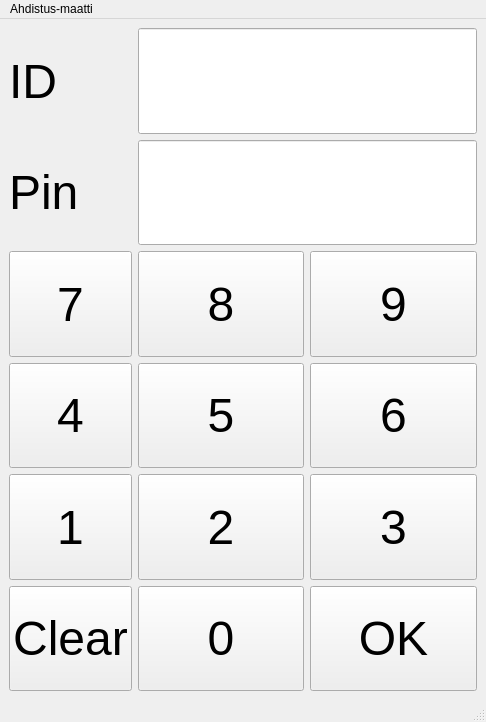
The window that bankautomat/mainwindow.ui (tvt21kmo-bank-project/group_3) describes before a commit, drawn with Qt 5.
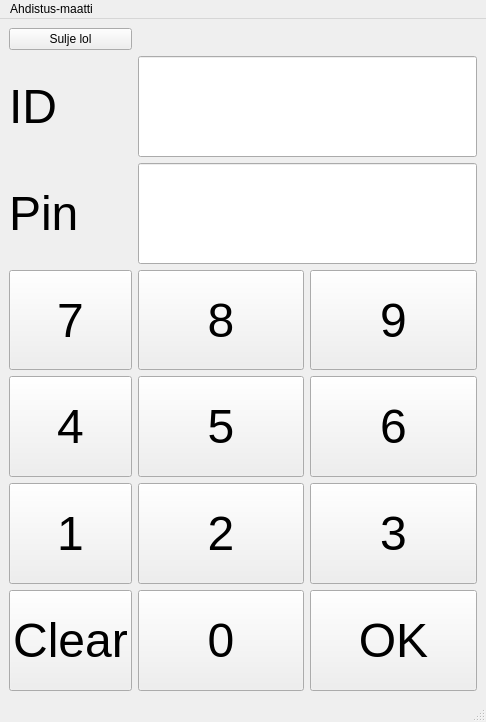
The same window after the commit.

```diff
--- a/bankautomat/mainwindow.ui
+++ b/bankautomat/mainwindow.ui
@@ -27,92 +27,6 @@
   <widget class="QWidget" name="centralwidget">
    <layout class="QGridLayout" name="gridLayout">
     <item row="3" column="0">
-     <widget class="QPushButton" name="btn7">
-      <property name="sizePolicy">
-       <sizepolicy hsizetype="Preferred" vsizetype="Preferred">
-        <horstretch>0</horstretch>
-        <verstretch>0</verstretch>
-       </sizepolicy>
-      </property>
-      <property name="font">
-       <font>
-        <pointsize>36</pointsize>
-       </font>
-      </property>
-      <property name="styleSheet">
-       <string notr="true">QPushButton {
-
-  background-color:  #C0C0C0;
-    border-style: outset;
-    border-width: 2px;
-    border-radius: 10px;
-    border-color: beige;
-    min-width: 10em;
-    padding: 6px;
-	color: black;
-}♣
-
-QPushButton:pressed {
-
-  background-color: #808080;
-    border-style: outset;
-    border-width: 2px;
-    border-radius: 10px;
-    border-color: beige;
-    min-width: 10em;
-    padding: 6px;
-	color: black;
-}♣</string>
-      </property>
-      <property name="text">
-       <string>7</string>
-      </property>
-     </widget>
-    </item>
-    <item row="3" column="2">
-     <widget class="QPushButton" name="btn9">
-      <property name="sizePolicy">
-       <sizepolicy hsizetype="Preferred" vsizetype="Preferred">
-        <horstretch>0</horstretch>
-        <verstretch>0</verstretch>
-       </sizepolicy>
-      </property>
-      <property name="font">
-       <font>
-        <pointsize>36</pointsize>
-       </font>
-      </property>
-      <property name="styleSheet">
-       <string notr="true">QPushButton {
-
-  background-color:  #C0C0C0;
-    border-style: outset;
-    border-width: 2px;
-    border-radius: 10px;
-    border-color: beige;
-    min-width: 10em;
-    padding: 6px;
-	color: black;
-}♣
-
-QPushButton:pressed {
-
-  background-color: #808080;
-    border-style: outset;
-    border-width: 2px;
-    border-radius: 10px;
-    border-color: beige;
-    min-width: 10em;
-    padding: 6px;
-	color: black;
-}♣</string>
-      </property>
-      <property name="text">
-       <string>9</string>
-      </property>
-     </widget>
-    </item>
-    <item row="2" column="0">
      <widget class="QLabel" name="label_2">
       <property name="font">
        <font>
@@ -124,149 +38,8 @@
       </property>
      </widget>
     </item>
-    <item row="4" column="1">
-     <widget class="QPushButton" name="btn5">
-      <property name="sizePolicy">
-       <sizepolicy hsizetype="Preferred" vsizetype="Preferred">
-        <horstretch>0</horstretch>
-        <verstretch>0</verstretch>
-       </sizepolicy>
-      </property>
-      <property name="font">
-       <font>
-        <pointsize>36</pointsize>
-       </font>
-      </property>
-      <property name="styleSheet">
-       <string notr="true">QPushButton {
-
-  background-color:  #C0C0C0;
-    border-style: outset;
-    border-width: 2px;
-    border-radius: 10px;
-    border-color: beige;
-    min-width: 10em;
-    padding: 6px;
-	color: black;
-}♣
-
-QPushButton:pressed {
-
-  background-color: #808080;
-    border-style: outset;
-    border-width: 2px;
-    border-radius: 10px;
-    border-color: beige;
-    min-width: 10em;
-    padding: 6px;
-	color: black;
-}♣</string>
-      </property>
-      <property name="text">
-       <string>5</string>
-      </property>
-     </widget>
-    </item>
-    <item row="4" column="0">
-     <widget class="QPushButton" name="btn4">
-      <property name="sizePolicy">
-       <sizepolicy hsizetype="Preferred" vsizetype="Preferred">
-        <horstretch>0</horstretch>
-        <verstretch>0</verstretch>
-       </sizepolicy>
-      </property>
-      <property name="font">
-       <font>
-        <pointsize>36</pointsize>
-       </font>
-      </property>
-      <property name="styleSheet">
-       <string notr="true">QPushButton {
-
-  background-color:  #C0C0C0;
-    border-style: outset;
-    border-width: 2px;
-    border-radius: 10px;
-    border-color: beige;
-    min-width: 10em;
-    padding: 6px;
-	color: black;
-}♣
-
-QPushButton:pressed {
-
-  background-color: #808080;
-    border-style: outset;
-    border-width: 2px;
-    border-radius: 10px;
-    border-color: beige;
-    min-width: 10em;
-    padding: 6px;
-	color: black;
-}♣</string>
-      </property>
-      <property name="text">
-       <string>4</string>
-      </property>
-     </widget>
-    </item>
-    <item row="0" column="0">
-     <widget class="QLabel" name="label">
-      <property name="font">
-       <font>
-        <pointsize>36</pointsize>
-       </font>
-      </property>
-      <property name="text">
-       <string>ID</string>
-      </property>
-     </widget>
-    </item>
-    <item row="3" column="1">
-     <widget class="QPushButton" name="btn8">
-      <property name="sizePolicy">
-       <sizepolicy hsizetype="Preferred" vsizetype="Preferred">
-        <horstretch>0</horstretch>
-        <verstretch>0</verstretch>
-       </sizepolicy>
-      </property>
-      <property name="font">
-       <font>
-        <pointsize>36</pointsize>
-       </font>
-      </property>
-      <property name="styleSheet">
-       <string notr="true">QPushButton {
-
-  background-color:  #C0C0C0;
-    border-style: outset;
-    border-width: 2px;
-    border-radius: 10px;
-    border-color: beige;
-    min-width: 10em;
-    padding: 6px;
-	color: black;
-}♣
-
-QPushButton:pressed {
-
-  background-color: #808080;
-    border-style: outset;
-    border-width: 2px;
-    border-radius: 10px;
-    border-color: beige;
-    min-width: 10em;
-    padding: 6px;
-	color: black;
-}♣</string>
-      </property>
-      <property name="text">
-       <string>8</string>
-      </property>
-     </widget>
-    </item>
     <item row="4" column="2">
-     <widget class="QPushButton" name="btn6">
+     <widget class="QPushButton" name="btn9">
       <property name="sizePolicy">
        <sizepolicy hsizetype="Preferred" vsizetype="Preferred">
         <horstretch>0</horstretch>
@@ -304,54 +77,11 @@
 }♣</string>
       </property>
       <property name="text">
-       <string>6</string>
+       <string>9</string>
       </property>
      </widget>
     </item>
-    <item row="5" column="1">
-     <widget class="QPushButton" name="btn2">
-      <property name="sizePolicy">
-       <sizepolicy hsizetype="Preferred" vsizetype="Preferred">
-        <horstretch>0</horstretch>
-        <verstretch>0</verstretch>
-       </sizepolicy>
-      </property>
-      <property name="font">
-       <font>
-        <pointsize>36</pointsize>
-       </font>
-      </property>
-      <property name="styleSheet">
-       <string notr="true">QPushButton {
-
-  background-color:  #C0C0C0;
-    border-style: outset;
-    border-width: 2px;
-    border-radius: 10px;
-    border-color: beige;
-    min-width: 10em;
-    padding: 6px;
-	color: black;
-}♣
-
-QPushButton:pressed {
-
-  background-color: #808080;
-    border-style: outset;
-    border-width: 2px;
-    border-radius: 10px;
-    border-color: beige;
-    min-width: 10em;
-    padding: 6px;
-	color: black;
-}♣</string>
-      </property>
-      <property name="text">
-       <string>2</string>
-      </property>
-     </widget>
-    </item>
-    <item row="5" column="0">
+    <item row="6" column="0">
      <widget class="QPushButton" name="btn1">
       <property name="sizePolicy">
        <sizepolicy hsizetype="Preferred" vsizetype="Preferred">
@@ -394,93 +124,7 @@
       </property>
      </widget>
     </item>
-    <item row="6" column="1">
-     <widget class="QPushButton" name="btn0">
-      <property name="sizePolicy">
-       <sizepolicy hsizetype="Preferred" vsizetype="Preferred">
-        <horstretch>0</horstretch>
-        <verstretch>0</verstretch>
-       </sizepolicy>
-      </property>
-      <property name="font">
-       <font>
-        <pointsize>36</pointsize>
-       </font>
-      </property>
-      <property name="styleSheet">
-       <string notr="true">QPushButton {
-
-  background-color:  #C0C0C0;
-    border-style: outset;
-    border-width: 2px;
-    border-radius: 10px;
-    border-color: beige;
-    min-width: 10em;
-    padding: 6px;
-	color: black;
-}♣
-
-QPushButton:pressed {
-
-  background-color: #808080;
-    border-style: outset;
-    border-width: 2px;
-    border-radius: 10px;
-    border-color: beige;
-    min-width: 10em;
-    padding: 6px;
-	color: black;
-}♣</string>
-      </property>
-      <property name="text">
-       <string>0</string>
-      </property>
-     </widget>
-    </item>
-    <item row="5" column="2">
-     <widget class="QPushButton" name="btn3">
-      <property name="sizePolicy">
-       <sizepolicy hsizetype="Preferred" vsizetype="Preferred">
-        <horstretch>0</horstretch>
-        <verstretch>0</verstretch>
-       </sizepolicy>
-      </property>
-      <property name="font">
-       <font>
-        <pointsize>36</pointsize>
-       </font>
-      </property>
-      <property name="styleSheet">
-       <string notr="true">QPushButton {
-
-  background-color:  #C0C0C0;
-    border-style: outset;
-    border-width: 2px;
-    border-radius: 10px;
-    border-color: beige;
-    min-width: 10em;
-    padding: 6px;
-	color: black;
-}♣
-
-QPushButton:pressed {
-
-  background-color: #808080;
-    border-style: outset;
-    border-width: 2px;
-    border-radius: 10px;
-    border-color: beige;
-    min-width: 10em;
-    padding: 6px;
-	color: black;
-}♣</string>
-      </property>
-      <property name="text">
-       <string>3</string>
-      </property>
-     </widget>
-    </item>
-    <item row="6" column="2">
+    <item row="7" column="2">
      <widget class="QPushButton" name="btnOK">
       <property name="sizePolicy">
        <sizepolicy hsizetype="Preferred" vsizetype="Preferred">
@@ -523,8 +167,8 @@
       </property>
      </widget>
     </item>
-    <item row="2" column="1" colspan="2">
-     <widget class="QLineEdit" name="Display2">
+    <item row="4" column="0">
+     <widget class="QPushButton" name="btn7">
       <property name="sizePolicy">
        <sizepolicy hsizetype="Preferred" vsizetype="Preferred">
         <horstretch>0</horstretch>
@@ -537,10 +181,9 @@
        </font>
       </property>
       <property name="styleSheet">
-       <string notr="true">QLineEdit
-{
+       <string notr="true">QPushButton {
 
-  background-color:   	#FFFFFF;
+  background-color:  #C0C0C0;
     border-style: outset;
     border-width: 2px;
     border-radius: 10px;
@@ -548,17 +191,69 @@
     min-width: 10em;
     padding: 6px;
 	color: black;
+}♣
+
+QPushButton:pressed {
+
+  background-color: #808080;
+    border-style: outset;
+    border-width: 2px;
+    border-radius: 10px;
+    border-color: beige;
+    min-width: 10em;
+    padding: 6px;
+	color: black;
 }♣</string>
       </property>
-      <property name="maxLength">
-       <number>4</number>
+      <property name="text">
+       <string>7</string>
       </property>
-      <property name="echoMode">
-       <enum>QLineEdit::Password</enum>
+     </widget>
+    </item>
+    <item row="4" column="1">
+     <widget class="QPushButton" name="btn8">
+      <property name="sizePolicy">
+       <sizepolicy hsizetype="Preferred" vsizetype="Preferred">
+        <horstretch>0</horstretch>
+        <verstretch>0</verstretch>
+       </sizepolicy>
       </property>
+      <property name="font">
+       <font>
+        <pointsize>36</pointsize>
+       </font>
+      </property>
+      <property name="styleSheet">
+       <string notr="true">QPushButton {
+
+  background-color:  #C0C0C0;
+    border-style: outset;
+    border-width: 2px;
+    border-radius: 10px;
+    border-color: beige;
+    min-width: 10em;
+    padding: 6px;
+	color: black;
+}♣
+
+QPushButton:pressed {
+
+  background-color: #808080;
+    border-style: outset;
+    border-width: 2px;
+    border-radius: 10px;
+    border-color: beige;
+    min-width: 10em;
+    padding: 6px;
+	color: black;
+}♣</string>
+      </property>
+      <property name="text">
+       <string>8</string>
+      </property>
      </widget>
     </item>
-    <item row="0" column="1" colspan="2">
+    <item row="1" column="1" colspan="2">
      <widget class="QLineEdit" name="Display1">
       <property name="sizePolicy">
        <sizepolicy hsizetype="Preferred" vsizetype="Preferred">
@@ -568,7 +263,7 @@
       </property>
       <property name="font">
        <font>
-        <pointsize>36</pointsize>
+        <pointsize>48</pointsize>
        </font>
       </property>
       <property name="styleSheet">
@@ -590,7 +285,7 @@
       </property>
      </widget>
     </item>
-    <item row="6" column="0">
+    <item row="7" column="0">
      <widget class="QPushButton" name="pushButton">
       <property name="sizePolicy">
        <sizepolicy hsizetype="Minimum" vsizetype="Preferred">
@@ -633,6 +328,318 @@
       </property>
      </widget>
     </item>
+    <item row="6" column="2">
+     <widget class="QPushButton" name="btn3">
+      <property name="sizePolicy">
+       <sizepolicy hsizetype="Preferred" vsizetype="Preferred">
+        <horstretch>0</horstretch>
+        <verstretch>0</verstretch>
+       </sizepolicy>
+      </property>
+      <property name="font">
+       <font>
+        <pointsize>36</pointsize>
+       </font>
+      </property>
+      <property name="styleSheet">
+       <string notr="true">QPushButton {
+
+  background-color:  #C0C0C0;
+    border-style: outset;
+    border-width: 2px;
+    border-radius: 10px;
+    border-color: beige;
+    min-width: 10em;
+    padding: 6px;
+	color: black;
+}♣
+
+QPushButton:pressed {
+
+  background-color: #808080;
+    border-style: outset;
+    border-width: 2px;
+    border-radius: 10px;
+    border-color: beige;
+    min-width: 10em;
+    padding: 6px;
+	color: black;
+}♣</string>
+      </property>
+      <property name="text">
+       <string>3</string>
+      </property>
+     </widget>
+    </item>
+    <item row="5" column="1">
+     <widget class="QPushButton" name="btn5">
+      <property name="sizePolicy">
+       <sizepolicy hsizetype="Preferred" vsizetype="Preferred">
+        <horstretch>0</horstretch>
+        <verstretch>0</verstretch>
+       </sizepolicy>
+      </property>
+      <property name="font">
+       <font>
+        <pointsize>36</pointsize>
+       </font>
+      </property>
+      <property name="styleSheet">
+       <string notr="true">QPushButton {
+
+  background-color:  #C0C0C0;
+    border-style: outset;
+    border-width: 2px;
+    border-radius: 10px;
+    border-color: beige;
+    min-width: 10em;
+    padding: 6px;
+	color: black;
+}♣
+
+QPushButton:pressed {
+
+  background-color: #808080;
+    border-style: outset;
+    border-width: 2px;
+    border-radius: 10px;
+    border-color: beige;
+    min-width: 10em;
+    padding: 6px;
+	color: black;
+}♣</string>
+      </property>
+      <property name="text">
+       <string>5</string>
+      </property>
+     </widget>
+    </item>
+    <item row="6" column="1">
+     <widget class="QPushButton" name="btn2">
+      <property name="sizePolicy">
+       <sizepolicy hsizetype="Preferred" vsizetype="Preferred">
+        <horstretch>0</horstretch>
+        <verstretch>0</verstretch>
+       </sizepolicy>
+      </property>
+      <property name="font">
+       <font>
+        <pointsize>36</pointsize>
+       </font>
+      </property>
+      <property name="styleSheet">
+       <string notr="true">QPushButton {
+
+  background-color:  #C0C0C0;
+    border-style: outset;
+    border-width: 2px;
+    border-radius: 10px;
+    border-color: beige;
+    min-width: 10em;
+    padding: 6px;
+	color: black;
+}♣
+
+QPushButton:pressed {
+
+  background-color: #808080;
+    border-style: outset;
+    border-width: 2px;
+    border-radius: 10px;
+    border-color: beige;
+    min-width: 10em;
+    padding: 6px;
+	color: black;
+}♣</string>
+      </property>
+      <property name="text">
+       <string>2</string>
+      </property>
+     </widget>
+    </item>
+    <item row="7" column="1">
+     <widget class="QPushButton" name="btn0">
+      <property name="sizePolicy">
+       <sizepolicy hsizetype="Preferred" vsizetype="Preferred">
+        <horstretch>0</horstretch>
+        <verstretch>0</verstretch>
+       </sizepolicy>
+      </property>
+      <property name="font">
+       <font>
+        <pointsize>36</pointsize>
+       </font>
+      </property>
+      <property name="styleSheet">
+       <string notr="true">QPushButton {
+
+  background-color:  #C0C0C0;
+    border-style: outset;
+    border-width: 2px;
+    border-radius: 10px;
+    border-color: beige;
+    min-width: 10em;
+    padding: 6px;
+	color: black;
+}♣
+
+QPushButton:pressed {
+
+  background-color: #808080;
+    border-style: outset;
+    border-width: 2px;
+    border-radius: 10px;
+    border-color: beige;
+    min-width: 10em;
+    padding: 6px;
+	color: black;
+}♣</string>
+      </property>
+      <property name="text">
+       <string>0</string>
+      </property>
+     </widget>
+    </item>
+    <item row="1" column="0">
+     <widget class="QLabel" name="label">
+      <property name="font">
+       <font>
+        <pointsize>36</pointsize>
+       </font>
+      </property>
+      <property name="text">
+       <string>ID</string>
+      </property>
+     </widget>
+    </item>
+    <item row="3" column="1" colspan="2">
+     <widget class="QLineEdit" name="Display2">
+      <property name="sizePolicy">
+       <sizepolicy hsizetype="Preferred" vsizetype="Preferred">
+        <horstretch>0</horstretch>
+        <verstretch>0</verstretch>
+       </sizepolicy>
+      </property>
+      <property name="font">
+       <font>
+        <pointsize>48</pointsize>
+       </font>
+      </property>
+      <property name="styleSheet">
+       <string notr="true">QLineEdit
+{
+
+  background-color:   	#FFFFFF;
+    border-style: outset;
+    border-width: 2px;
+    border-radius: 10px;
+    border-color: beige;
+    min-width: 10em;
+    padding: 6px;
+	color: black;
+}♣</string>
+      </property>
+      <property name="maxLength">
+       <number>4</number>
+      </property>
+      <property name="echoMode">
+       <enum>QLineEdit::Password</enum>
+      </property>
+     </widget>
+    </item>
+    <item row="5" column="2">
+     <widget class="QPushButton" name="btn6">
+      <property name="sizePolicy">
+       <sizepolicy hsizetype="Preferred" vsizetype="Preferred">
+        <horstretch>0</horstretch>
+        <verstretch>0</verstretch>
+       </sizepolicy>
+      </property>
+      <property name="font">
+       <font>
+        <pointsize>36</pointsize>
+       </font>
+      </property>
+      <property name="styleSheet">
+       <string notr="true">QPushButton {
+
+  background-color:  #C0C0C0;
+    border-style: outset;
+    border-width: 2px;
+    border-radius: 10px;
+    border-color: beige;
+    min-width: 10em;
+    padding: 6px;
+	color: black;
+}♣
+
+QPushButton:pressed {
+
+  background-color: #808080;
+    border-style: outset;
+    border-width: 2px;
+    border-radius: 10px;
+    border-color: beige;
+    min-width: 10em;
+    padding: 6px;
+	color: black;
+}♣</string>
+      </property>
+      <property name="text">
+       <string>6</string>
+      </property>
+     </widget>
+    </item>
+    <item row="5" column="0">
+     <widget class="QPushButton" name="btn4">
+      <property name="sizePolicy">
+       <sizepolicy hsizetype="Preferred" vsizetype="Preferred">
+        <horstretch>0</horstretch>
+        <verstretch>0</verstretch>
+       </sizepolicy>
+      </property>
+      <property name="font">
+       <font>
+        <pointsize>36</pointsize>
+       </font>
+      </property>
+      <property name="styleSheet">
+       <string notr="true">QPushButton {
+
+  background-color:  #C0C0C0;
+    border-style: outset;
+    border-width: 2px;
+    border-radius: 10px;
+    border-color: beige;
+    min-width: 10em;
+    padding: 6px;
+	color: black;
+}♣
+
+QPushButton:pressed {
+
+  background-color: #808080;
+    border-style: outset;
+    border-width: 2px;
+    border-radius: 10px;
+    border-color: beige;
+    min-width: 10em;
+    padding: 6px;
+	color: black;
+}♣</string>
+      </property>
+      <property name="text">
+       <string>4</string>
+      </property>
+     </widget>
+    </item>
+    <item row="0" column="0">
+     <widget class="QPushButton" name="btnSulje">
+      <property name="text">
+       <string>Sulje lol</string>
+      </property>
+     </widget>
+    </item>
    </layout>
   </widget>
   <widget class="QMenuBar" name="menubar">
```
